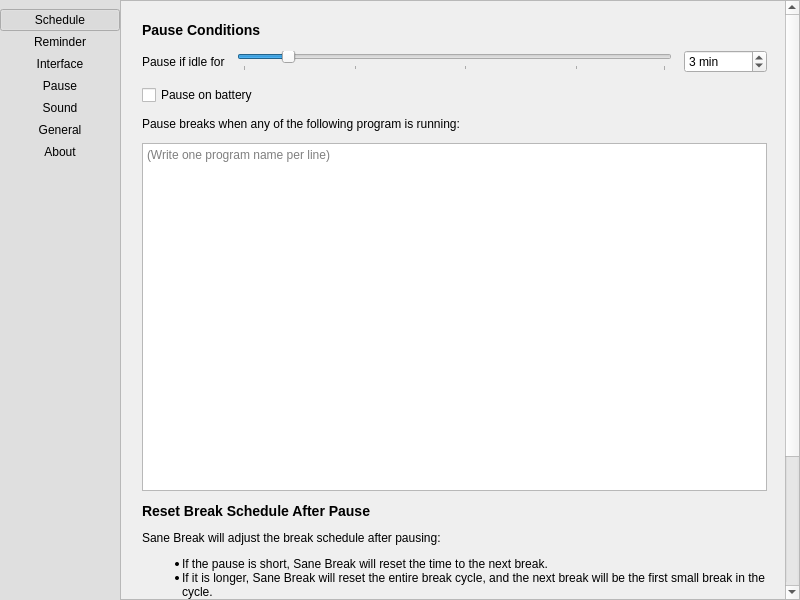
The window that src/app/pref-window.ui (AllanChain/sane-break) describes before a commit, drawn with Qt 5.
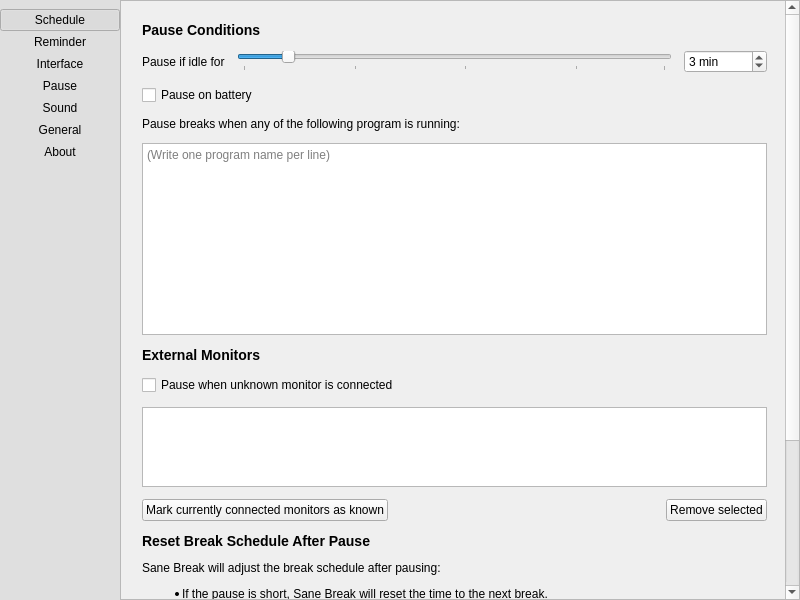
The same window after the commit. The open tabs and pages were chosen to show the change. Icons and pictures are not drawn. Custom widgets are drawn as their Qt base class.

Commit message:
auto pause when connected to unknown monitors
Closes #126

What changed in the file:
```diff
--- a/src/app/pref-window.ui
+++ b/src/app/pref-window.ui
@@ -245,7 +245,7 @@
          <x>0</x>
          <y>0</y>
          <width>661</width>
-         <height>870</height>
+         <height>894</height>
         </rect>
        </property>
        <layout class="QVBoxLayout" name="verticalLayout_8">
@@ -1511,6 +1511,64 @@
               </property>
              </widget>
             </item>
+            <item>
+             <widget class="QLabel" name="externalMonitorsLabel">
+              <property name="text">
+               <string>&lt;h3&gt;External Monitors&lt;/h3&gt;</string>
+              </property>
+             </widget>
+            </item>
+            <item>
+             <widget class="QCheckBox" name="pauseOnUnknownMonitorCheck">
+              <property name="text">
+               <string>Pause when unknown monitor is connected</string>
+              </property>
+             </widget>
+            </item>
+            <item>
+             <widget class="QListWidget" name="knownMonitorsList">
+              <property name="maximumSize">
+               <size>
+                <width>16777215</width>
+                <height>80</height>
+               </size>
+              </property>
+              <property name="selectionMode">
+               <enum>QAbstractItemView::SelectionMode::ExtendedSelection</enum>
+              </property>
+             </widget>
+            </item>
+            <item>
+             <layout class="QHBoxLayout" name="markKnownMonitorsLayout">
+              <item>
+               <widget class="QPushButton" name="markKnownMonitorsButton">
+                <property name="text">
+                 <string>Mark currently connected monitors as known</string>
+                </property>
+               </widget>
+              </item>
+              <item>
+               <spacer name="markKnownMonitorsSpacer">
+                <property name="orientation">
+                 <enum>Qt::Orientation::Horizontal</enum>
+                </property>
+                <property name="sizeHint" stdset="0">
+                 <size>
+                  <width>40</width>
+                  <height>20</height>
+                 </size>
+                </property>
+               </spacer>
+              </item>
+              <item>
+               <widget class="QPushButton" name="removeKnownMonitorButton">
+                <property name="text">
+                 <string>Remove selected</string>
+                </property>
+               </widget>
+              </item>
+             </layout>
+            </item>
             <item>
              <widget class="QLabel" name="label_24">
               <property name="text">
```
The commit also changes 25 other files.
